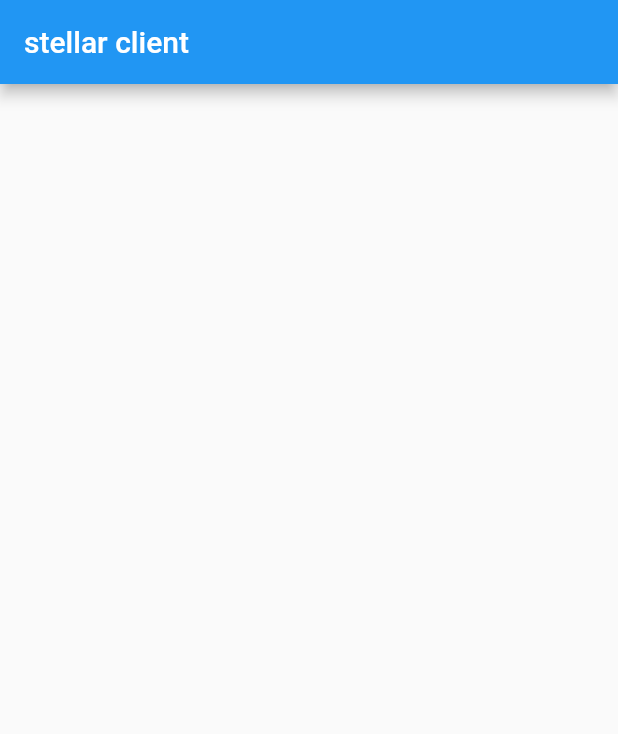
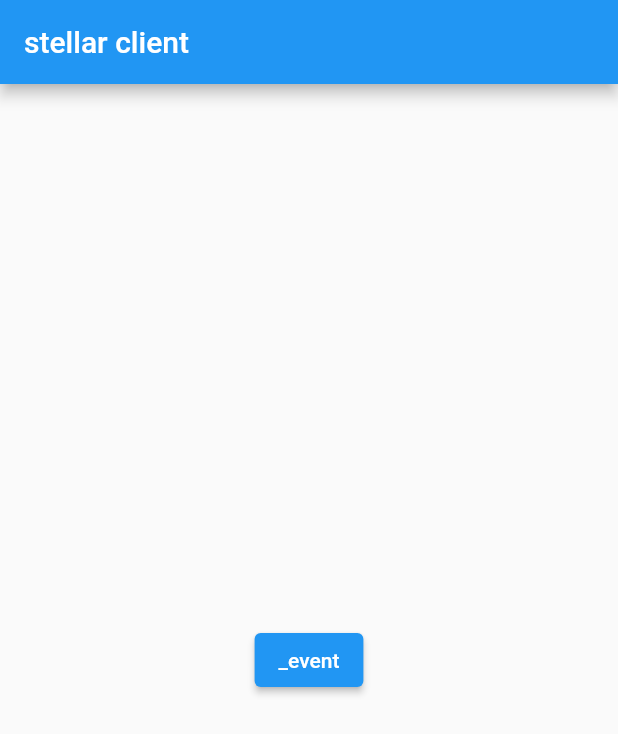
Before and after one commit to viktorvoltz/stellar, a Flutter app: the screen it shows after launch, on a phone screen of 412 x 824 dp. Shown: the top 734 px of the screen. Run offline on Flutter 3.47's test engine with Material 2 defaults, Android fonts, the phone set to English and light mode, and no system bars; missing offline and left inert: stellar_flutter_sdk.

```diff
--- a/lib/pages/home_screen.dart
+++ b/lib/pages/home_screen.dart
@@ -1,10 +1,13 @@
 import 'package:flutter/material.dart';
 import 'package:flutter/src/widgets/container.dart';
 import 'package:flutter/src/widgets/framework.dart';
+import 'package:stellar/util/stellar_client.dart';
 import 'package:stellar_flutter_sdk/stellar_flutter_sdk.dart';
 
 class HomeScreen extends StatelessWidget {
-  const HomeScreen({super.key});
+  HomeScreen({super.key});
+
+  StellarClient stellarClient = StellarClient();
 
   @override
   Widget build(BuildContext context) {
@@ -12,6 +15,15 @@ class HomeScreen extends StatelessWidget {
       appBar: AppBar(
         title: const Text('stellar client'),
       ),
+      body: Center(
+        child: ElevatedButton(
+          child: const Text("_event"),
+          onPressed: () async {
+            String mnemonic = await stellarClient.mnemonic();
+            print(mnemonic);
+          },
+        ),
+      ),
     );
   }
 }
```
